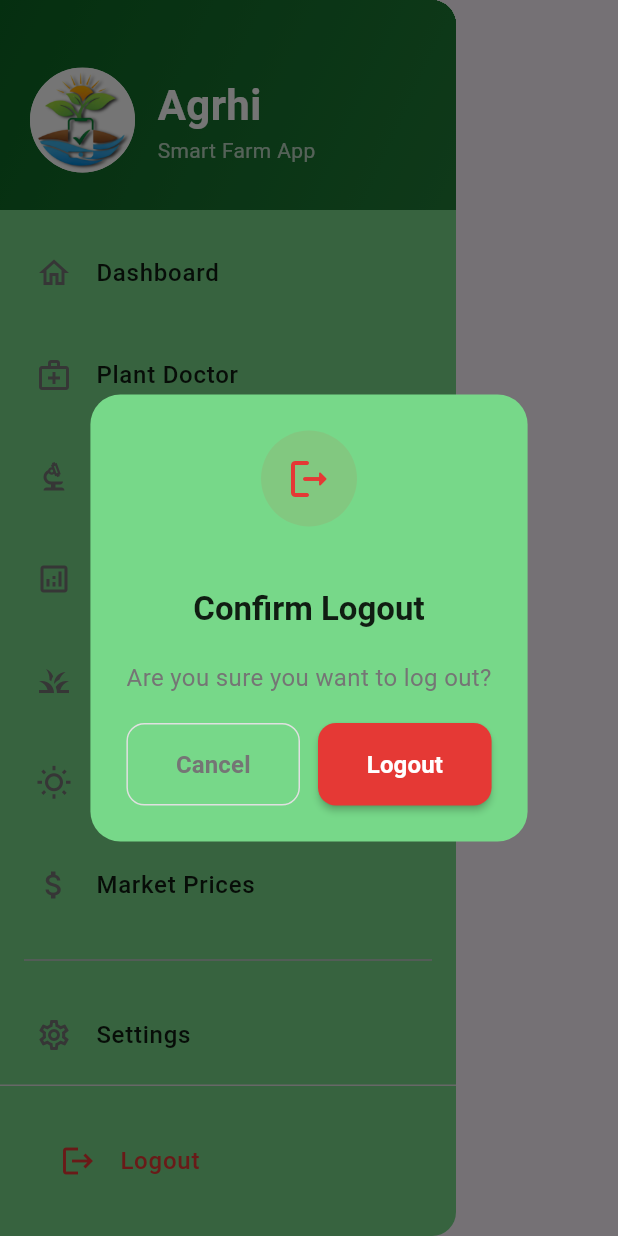
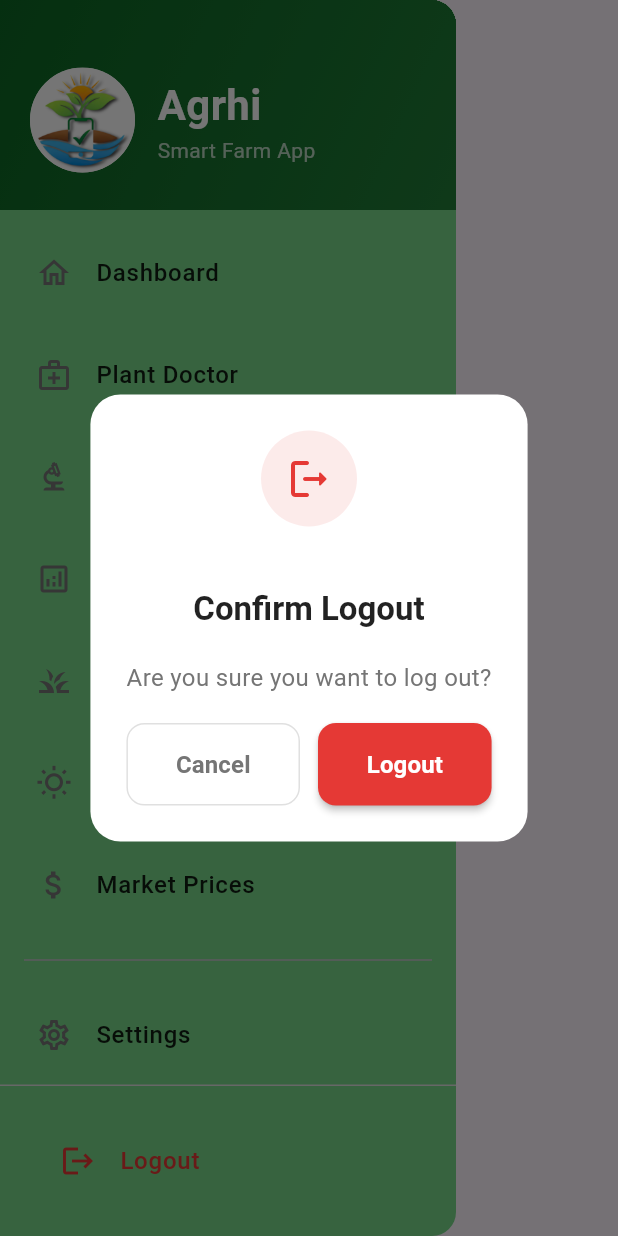
Before and after one commit to subashinsinex/Agrhi, a Flutter app: the AppSidebar widget shown alone on an empty page, opened directly, after a tap on "Logout", on a phone screen of 412 x 824 dp. Run offline on Flutter 3.47's test engine with Material 3 defaults, Android fonts, the phone set to English and light mode, and no system bars; our stand-ins replace connectivity_plus, flutter_secure_storage, image_picker, internet_connection_checker_plus, jwt_decoder, shared_preferences and 1 more; missing offline and left inert: google_mlkit_translation, tflite_flutter; accounts and stored records are empty; network calls fail; statements that could not run were skipped.

Commit message:
UI changes

```diff
--- a/App/lib/screens/dashboard/dashboard_screen.dart
+++ b/App/lib/screens/dashboard/dashboard_screen.dart
@@ -151,7 +151,7 @@ class _DashboardScreenState extends State<DashboardScreen> {
       'diseaseDetection': 'Disease Detection',
       'subsidy': 'Subsidy',
       'cropHistory': 'Crop History',
-      'expertAdvice': 'Expert Advice',
+      'feedback': 'Feedback',
       'detectionHistory': 'Detection History',
       'notifications': 'Notifications',
       'notificationsComingSoon': 'Notifications feature coming soon!',
@@ -473,10 +473,10 @@ class _DashboardScreenState extends State<DashboardScreen> {
         ),
       ),
       FeatureItem(
-        title: translatedTexts['expertAdvice'] ?? 'Expert Advice',
+        title: translatedTexts['feedback'] ?? 'Feedback',
         icon: Icons.person,
         onTap: () => _navigateToFeature(
-          translatedTexts['expertAdvice'] ?? 'Expert Advice',
+          translatedTexts['feedback'] ?? 'Feedback',
           Icons.person,
         ),
       ),
--- a/App/lib/screens/shared/sidebar.dart
+++ b/App/lib/screens/shared/sidebar.dart
@@ -312,7 +312,7 @@ class AppSidebar extends StatelessWidget {
                 borderRadius: BorderRadius.circular(20),
               ),
               elevation: 24,
-              backgroundColor: AppColors.backgroundColor,
+              backgroundColor: AppColors.primaryWhite,
               icon: Container(
                 padding: const EdgeInsets.all(16),
                 decoration: BoxDecoration(
```
Also changed, not shown: App/lib/screens/shared/splash_screen.dart (+0 -9 lines).
